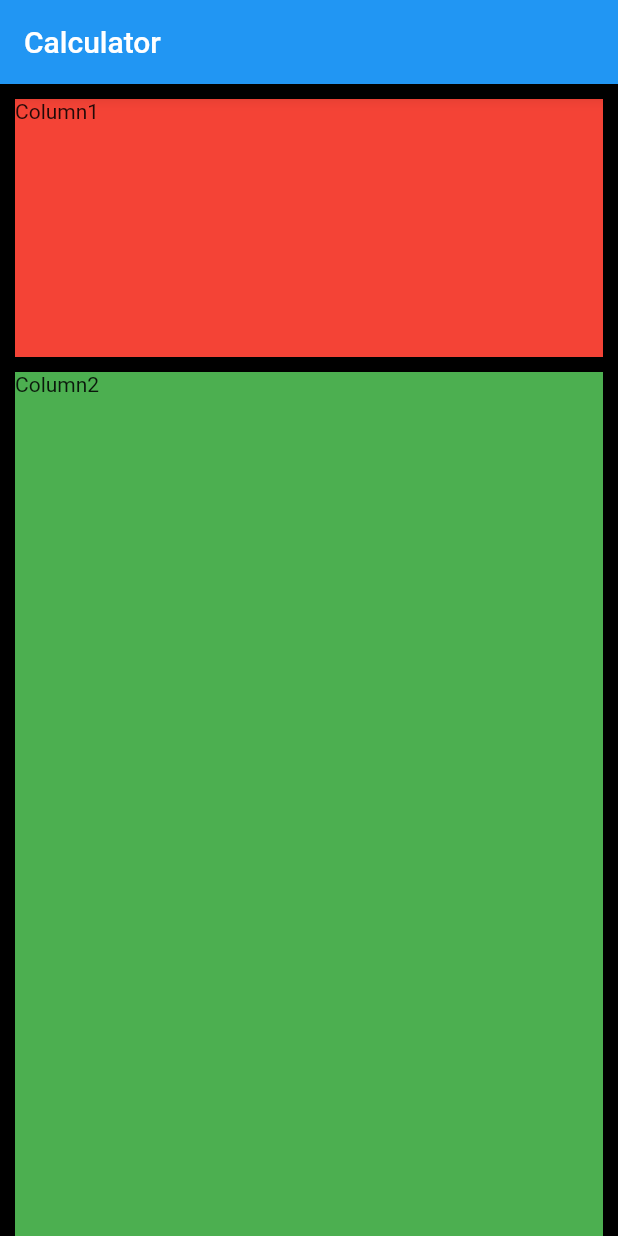
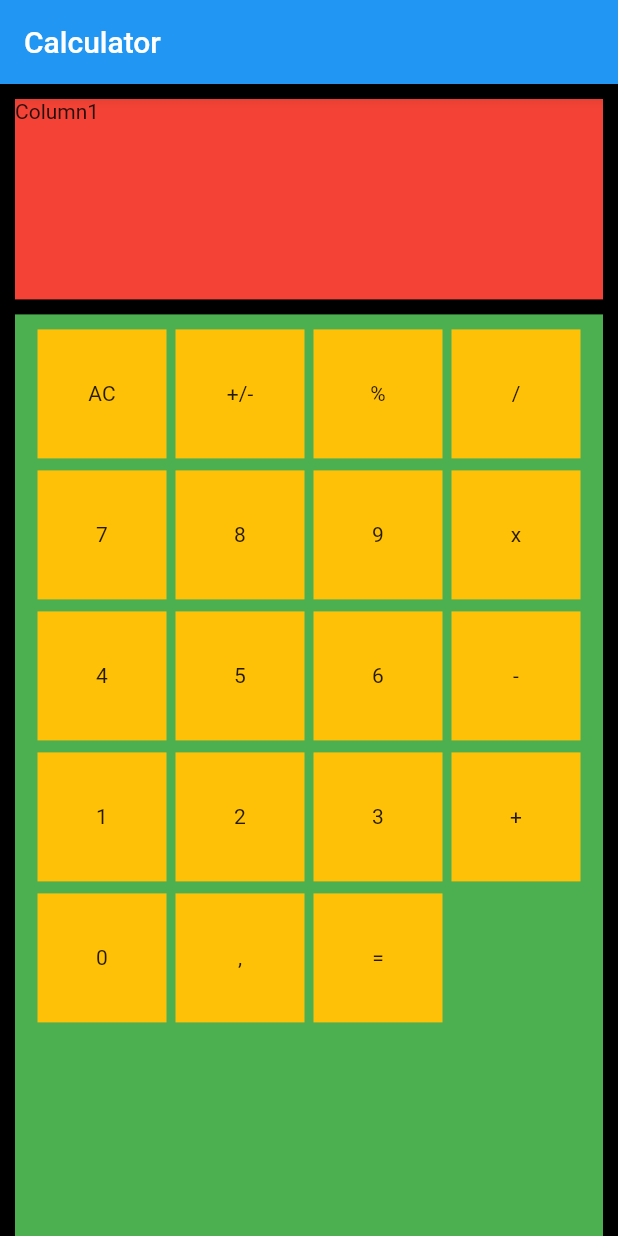
Before and after one commit to daduam/calculator, a Flutter app: the screen it shows after launch, on a phone screen of 412 x 824 dp. Run offline on Flutter 3.47's test engine with Material 2 defaults, Android fonts, the phone set to English and light mode, and no system bars.

Commit message:
Foundation for the grid buttons layout

```diff
--- /dev/null
+++ b/lib/pages/home/features/grid_display_feature/button.dart
@@ -0,0 +1,5 @@
+class Button {
+  final String value;
+  final String function;
+  Button({required this.value, required this.function});
+}
--- /dev/null
+++ b/lib/pages/home/features/grid_display_feature/button_display.dart
@@ -0,0 +1,17 @@
+import 'package:calculator/pages/home/features/grid_display_feature/button.dart';
+import 'package:flutter/material.dart';
+
+class ButtonDisplay extends StatelessWidget {
+  final Button button;
+  const ButtonDisplay({required this.button, super.key});
+
+  @override
+  Widget build(BuildContext context) {
+    return Container(
+      color: Colors.amber,
+      width: 30.0,
+      height: 30.0,
+      child: Center(child: Text(button.value)),
+    );
+  }
+}
--- a/lib/pages/home/features/grid_display_feature/grid_display.dart
+++ b/lib/pages/home/features/grid_display_feature/grid_display.dart
@@ -1,4 +1,7 @@
+import 'package:calculator/pages/home/features/grid_display_feature/button_display.dart';
 import 'package:flutter/material.dart';
+
+import 'button.dart';
 
 class GridDisplay extends StatelessWidget {
   const GridDisplay({super.key});
@@ -6,11 +9,41 @@ class GridDisplay extends StatelessWidget {
   @override
   Widget build(BuildContext context) {
     return Expanded(
-        flex: 3,
+        flex: 4,
         child: Container(
           margin: const EdgeInsets.only(left: 10, right: 10),
           color: Colors.green,
-          child: const Text("Column2"),
+          child: GridView.count(
+            crossAxisCount: 4,
+            crossAxisSpacing: 6.0,
+            mainAxisSpacing: 8.0,
+            padding:
+                const EdgeInsets.symmetric(vertical: 10.0, horizontal: 15.0),
+            children: List.generate(buttons.length,
+                (index) => ButtonDisplay(button: buttons[index])),
+          ),
         ));
   }
 }
+
+List<Button> buttons = [
+  Button(value: "AC", function: "neutral"),
+  Button(value: "+/-", function: "neutral"),
+  Button(value: "%", function: "neutral"),
+  Button(value: "/", function: "operator"),
+  Button(value: "7", function: "number"),
+  Button(value: "8", function: "number"),
+  Button(value: "9", function: "number"),
+  Button(value: "x", function: "operator"),
+  Button(value: "4", function: "number"),
+  Button(value: "5", function: "number"),
+  Button(value: "6", function: "number"),
+  Button(value: "-", function: "operator"),
+  Button(value: "1", function: "number"),
+  Button(value: "2", function: "number"),
+  Button(value: "3", function: "number"),
+  Button(value: "+", function: "operator"),
+  Button(value: "0", function: "number"),
+  Button(value: ",", function: "number"),
+  Button(value: "=", function: "operator"),
+];
```
